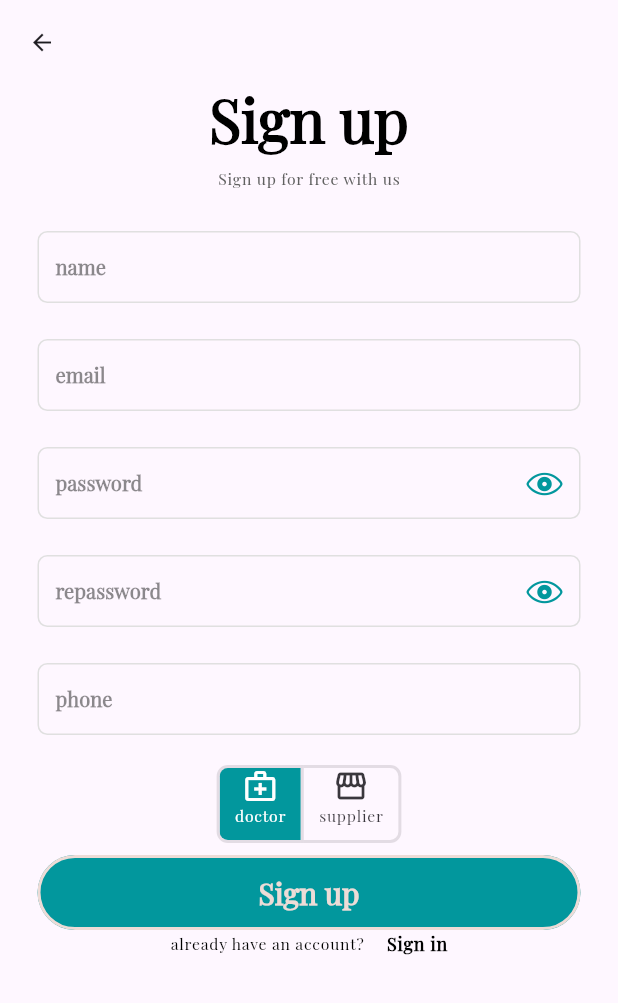
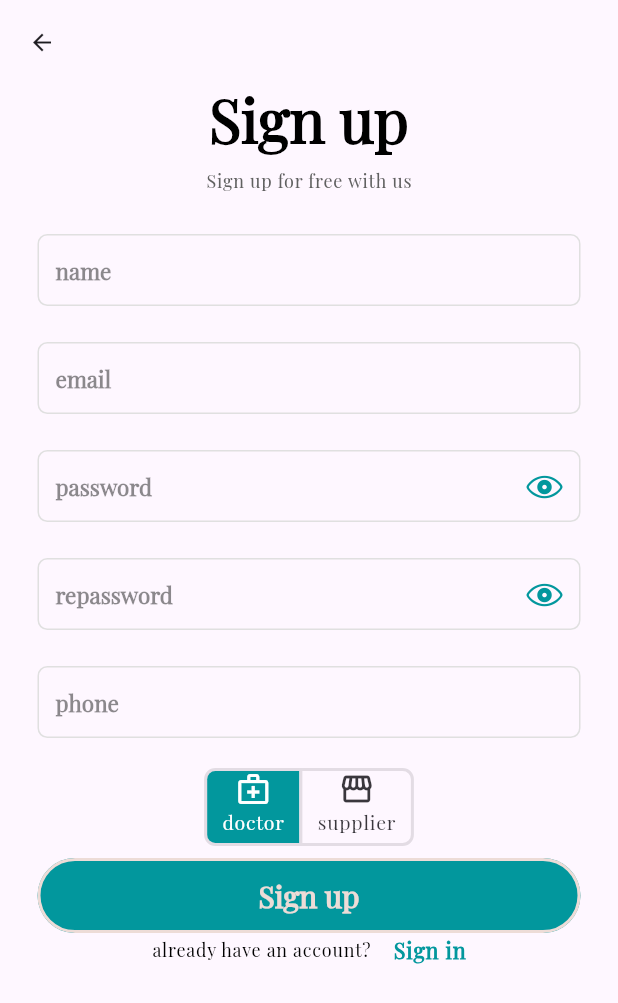
Before and after one commit to abdsyd/MediGear, a Flutter app: the screen it shows after launch, after a tap on "SIGN UP", on a phone screen of 412 x 824 dp. Shown: the top 1003 px of the screen. Run offline on Flutter 3.47's test engine with Material 2 defaults, Android fonts, the phone set to English and light mode, and no system bars; our stand-ins replace get, get_storage, otp_text_field, timer_count_down.

Commit message:
fixed auth_suggestion.dart and added text factor

```diff
--- a/lib/main.dart
+++ b/lib/main.dart
@@ -3,7 +3,6 @@ import 'package:get/get_navigation/src/root/get_material_app.dart';
 import 'package:hunter/routes.dart';
 import 'package:hunter/test.dart';
 import 'package:hunter/themes.dart';
-
 
 void main() {
   runApp(const MyApp());
@@ -14,12 +13,15 @@ class MyApp extends StatelessWidget {
   @override
   Widget build(BuildContext context) {
     return GetMaterialApp(
+      builder: (context, child) => MediaQuery(
+        data: MediaQuery.of(context)
+            .copyWith(textScaleFactor: 1, devicePixelRatio: 1),
+        child: child!,
+      ),
       debugShowCheckedModeBanner: false,
       theme: AppTheme.englishTheme,
       getPages: routes,
-     // home: const Test(),
-
-
+      // home: const Test(),
     );
   }
 }
--- a/lib/themes.dart
+++ b/lib/themes.dart
@@ -10,7 +10,7 @@ class AppTheme {
           fontWeight: FontWeight.bold, fontSize: 20, color: AppColors.myWhite),
       displayLarge: TextStyle(
           fontWeight: FontWeight.bold, fontSize: 40, color: AppColors.myWhite),
-      bodyLarge: TextStyle(height: 1.5, color: AppColors.myWhite, fontSize: 10.5),
+      bodyLarge: TextStyle(height: 1.5, color: AppColors.myWhite, fontSize: 12),
     ),
     useMaterial3: true,
   );
--- a/lib/views/login_view.dart
+++ b/lib/views/login_view.dart
@@ -49,7 +49,6 @@ class LoginView extends StatelessWidget {
                   children: [
                     AuthField(
                       label: 'email',
-                      obscureText: false,
                       textController: lC.email,
                       keyboardType: TextInputType.emailAddress,
                       validator: (val) {
--- a/lib/views/register_view.dart
+++ b/lib/views/register_view.dart
@@ -8,6 +8,7 @@ import 'package:hunter/widgets/auth_button.dart';
 import 'package:hunter/widgets/auth_field.dart';
 import 'package:hunter/widgets/auth_suggestion.dart';
 import 'package:hunter/widgets/auth_title.dart';
+import 'package:hunter/widgets/auth_toggle_button.dart';
 
 class RegisterView extends StatelessWidget {
   const RegisterView({super.key});
@@ -40,7 +41,6 @@ class RegisterView extends StatelessWidget {
                     children: [
                       AuthField(
                         label: 'name',
-                        obscureText: false,
                         textController: rC.name,
                         keyboardType: TextInputType.name,
                         validator: (val) {
@@ -54,7 +54,6 @@ class RegisterView extends StatelessWidget {
                       ),
                       AuthField(
                         label: 'email',
-                        obscureText: false,
                         textController: rC.email,
                         keyboardType: TextInputType.emailAddress,
                         validator: (val) {
@@ -118,7 +117,6 @@ class RegisterView extends StatelessWidget {
                       ),
                       AuthField(
                         label: 'phone',
-                        obscureText: false,
                         textController: rC.phone,
                         keyboardType: TextInputType.phone,
                         validator: (val) {
@@ -130,44 +128,7 @@ class RegisterView extends StatelessWidget {
                           }
                         },
                       ),
-                      GetBuilder<RegisterController>(
-                        builder: (controller) => Padding(
-                          padding: const EdgeInsets.all(8.0),
-                          child: ToggleButtons(
-                            isSelected: controller.isSelected,
-                            onPressed: (int newIndex) {
-                              controller.toggleSelections(newIndex);
-                            },
-                            borderRadius: BorderRadius.circular(6.5),
-                            borderWidth: 2.0,
-                            textStyle: Theme.of(context).textTheme.bodyLarge,
-                            fillColor: AppColors.myPrimary,
-                            selectedColor: Colors.white,
-                            children: const [
-                              Padding(
-                                padding: EdgeInsets.symmetric(horizontal: 10),
-                                child: Column(
-                                  children: [
-                                    Icon(Icons.medical_services_outlined),
-                                    Text('doctor'),
-                                  ],
-                                ),
-                              ),
-                              Padding(
-                                padding: EdgeInsets.symmetric(horizontal: 10),
-                                child: Column(
-                                  children: [
-                                    Icon(Icons.storefront),
-                                    Text(
-                                      'supplier',
-                                    ),
-                                  ],
-                                ),
-                              ),
-                            ],
-                          ),
-                        ),
-                      ),
+                      const AuthToggleButton(),
                     ],
                   ),
                 ),
--- a/lib/widgets/auth_field.dart
+++ b/lib/widgets/auth_field.dart
@@ -12,10 +12,10 @@ class AuthField extends StatelessWidget {
     required this.onChanged,
     this.icon,
     this.onIconPressed,
-    required this.obscureText,
-  }) ;
+    this.obscureText,
+  });
   final String label;
-  final bool obscureText;
+  final bool? obscureText;
   final TextEditingController textController;
   final TextInputType keyboardType;
   final String? Function(String?)? validator;
@@ -32,7 +32,7 @@ class AuthField extends StatelessWidget {
         onChanged: onChanged,
         controller: textController,
         cursorColor: AppColors.myPrimary,
-        obscureText: obscureText,
+        obscureText: obscureText ?? false,
         keyboardType: keyboardType,
         style: Theme.of(context).textTheme.bodyMedium!.copyWith(fontSize: 11),
         decoration: InputDecoration(
@@ -40,7 +40,7 @@ class AuthField extends StatelessWidget {
           labelStyle: Theme.of(context)
               .textTheme
               .displayMedium!
-              .copyWith(color: Colors.black45, fontSize: 13.5),
+              .copyWith(color: Colors.black45, fontSize: 15),
           suffixIcon: IconButton(
             onPressed: onIconPressed,
             icon: Icon(icon),
--- a/lib/widgets/auth_suggestion.dart
+++ b/lib/widgets/auth_suggestion.dart
@@ -1,4 +1,5 @@
 import 'package:flutter/material.dart';
+import 'package:hunter/constants/colors.dart';
 
 class AuthSuggestion extends StatelessWidget {
   const AuthSuggestion({
@@ -27,8 +28,8 @@ class AuthSuggestion extends StatelessWidget {
             suggestion,
             style: Theme.of(context).textTheme.bodyLarge!.copyWith(
               fontWeight: FontWeight.bold,
-              color: Colors.black,
-              fontSize: 12,
+              color: AppColors.myPrimary,
+              fontSize: 14.5,
             ),
           ),
         ),
--- /dev/null
+++ b/lib/widgets/auth_toggle_button.dart
@@ -0,0 +1,52 @@
+import 'package:flutter/material.dart';
+import 'package:get/get.dart';
+import 'package:hunter/constants/colors.dart';
+import 'package:hunter/controllers/register_controller.dart';
+
+class AuthToggleButton extends StatelessWidget {
+  const AuthToggleButton({
+    super.key,
+  });
+
+  @override
+  Widget build(BuildContext context) {
+    return GetBuilder<RegisterController>(
+      builder: (controller) => Padding(
+        padding: const EdgeInsets.all(8.0),
+        child: ToggleButtons(
+          isSelected: controller.isSelected,
+          onPressed: (int newIndex) {
+            controller.toggleSelections(newIndex);
+          },
+          borderRadius: BorderRadius.circular(6.5),
+          borderWidth: 2.0,
+          textStyle: Theme.of(context).textTheme.bodyLarge!.copyWith(fontSize: 13),
+          fillColor: AppColors.myPrimary,
+          selectedColor: Colors.white,
+          children: const [
+            Padding(
+              padding: EdgeInsets.symmetric(horizontal: 10),
+              child: Column(
+                children: [
+                  Icon(Icons.medical_services_outlined),
+                  Text('doctor'),
+                ],
+              ),
+            ),
+            Padding(
+              padding: EdgeInsets.symmetric(horizontal: 10),
+              child: Column(
+                children: [
+                  Icon(Icons.storefront),
+                  Text(
+                    'supplier',
+                  ),
+                ],
+              ),
+            ),
+          ],
+        ),
+      ),
+    );
+  }
+}
```
